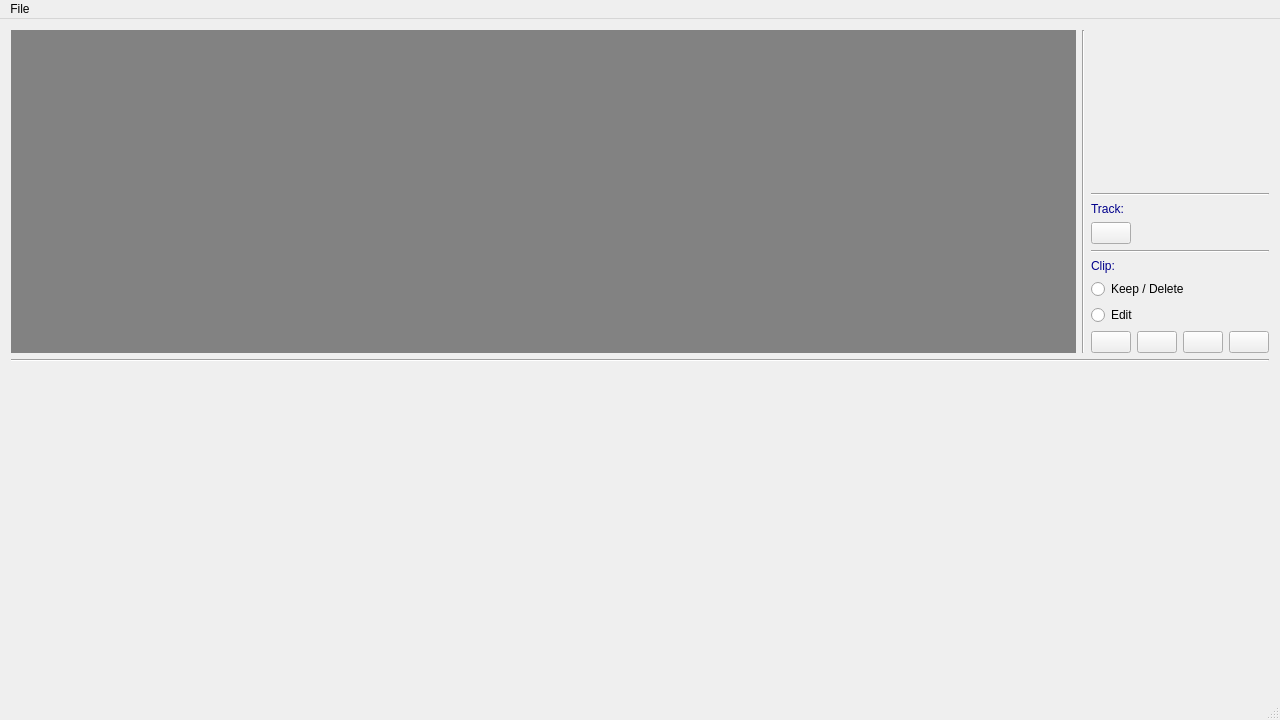
Qt form mainwindow.ui (sisi16/stop-motion) before a commit.
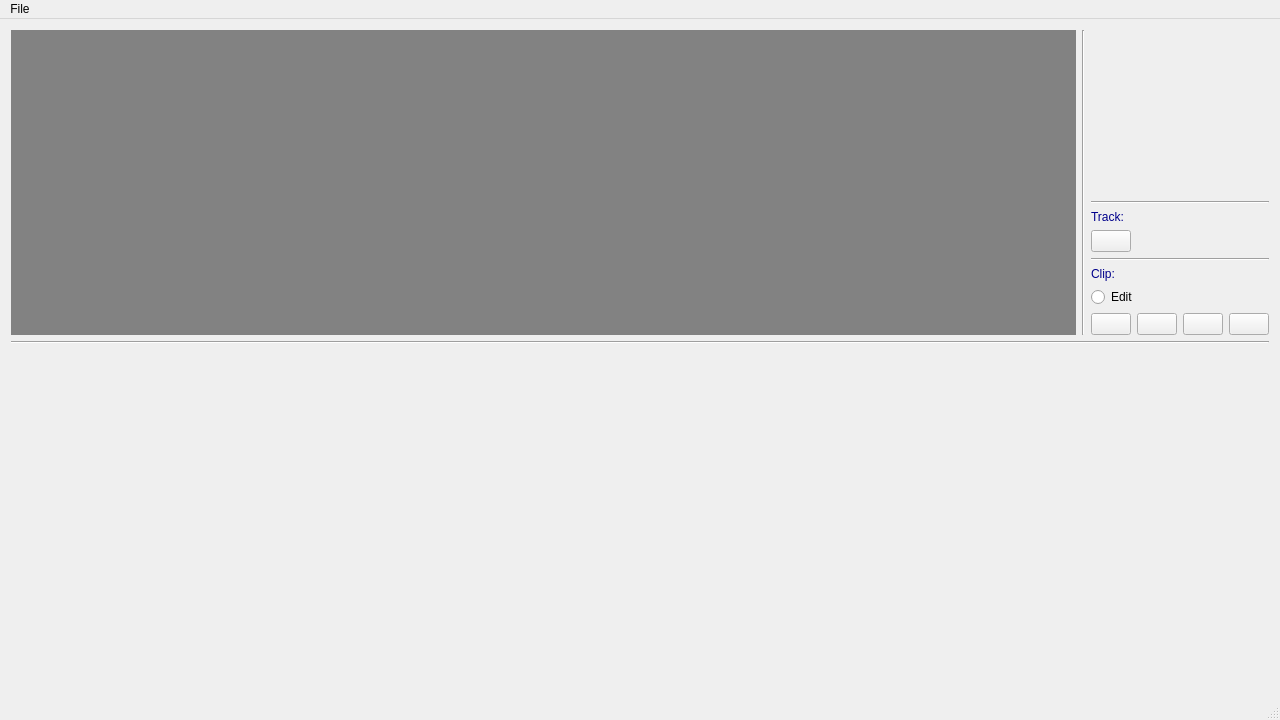
The same form after that commit. Icons and pictures are not drawn.

Patch:
```diff
--- a/mainwindow.ui
+++ b/mainwindow.ui
@@ -58,7 +58,7 @@
         </property>
        </widget>
       </item>
-      <item row="7" column="0">
+      <item row="6" column="0">
        <widget class="QPushButton" name="playClipButton">
         <property name="sizePolicy">
          <sizepolicy hsizetype="Fixed" vsizetype="Fixed">
@@ -81,7 +81,7 @@
         </property>
        </widget>
       </item>
-      <item row="7" column="1">
+      <item row="6" column="1">
        <widget class="QPushButton" name="pauseButton">
         <property name="sizePolicy">
          <sizepolicy hsizetype="Fixed" vsizetype="Fixed">
@@ -104,25 +104,6 @@
         </property>
        </widget>
       </item>
-      <item row="5" column="0" colspan="4">
-       <widget class="QRadioButton" name="keepRadioButton">
-        <property name="sizePolicy">
-         <sizepolicy hsizetype="Fixed" vsizetype="Fixed">
-          <horstretch>0</horstretch>
-          <verstretch>0</verstretch>
-         </sizepolicy>
-        </property>
-        <property name="styleSheet">
-         <string notr="true">font: 75 12pt &quot;Times New Roman&quot;;</string>
-        </property>
-        <property name="text">
-         <string>Keep / Delete</string>
-        </property>
-        <property name="autoExclusive">
-         <bool>false</bool>
-        </property>
-       </widget>
-      </item>
       <item row="1" column="0" colspan="4">
        <widget class="QLabel" name="trackLabel">
         <property name="sizePolicy">
@@ -187,7 +168,7 @@
         </property>
        </widget>
       </item>
-      <item row="7" column="3">
+      <item row="6" column="3">
        <widget class="QPushButton" name="nextButton">
         <property name="sizePolicy">
          <sizepolicy hsizetype="Fixed" vsizetype="Fixed">
@@ -210,7 +191,7 @@
         </property>
        </widget>
       </item>
-      <item row="7" column="2">
+      <item row="6" column="2">
        <widget class="QPushButton" name="preButton">
         <property name="sizePolicy">
          <sizepolicy hsizetype="Fixed" vsizetype="Fixed">
@@ -233,7 +214,7 @@
         </property>
        </widget>
       </item>
-      <item row="6" column="0" colspan="2">
+      <item row="5" column="0" colspan="2">
        <widget class="QRadioButton" name="editRadioButton">
         <property name="sizePolicy">
          <sizepolicy hsizetype="Fixed" vsizetype="Fixed">
@@ -281,7 +262,7 @@
          <x>0</x>
          <y>0</y>
          <width>1262</width>
-         <height>142</height>
+         <height>153</height>
         </rect>
        </property>
        <layout class="QGridLayout" name="gridLayout_2"/>
@@ -308,7 +289,7 @@
          <x>0</x>
          <y>0</y>
          <width>1262</width>
-         <height>143</height>
+         <height>152</height>
         </rect>
        </property>
        <layout class="QGridLayout" name="gridLayout_3"/>
```
